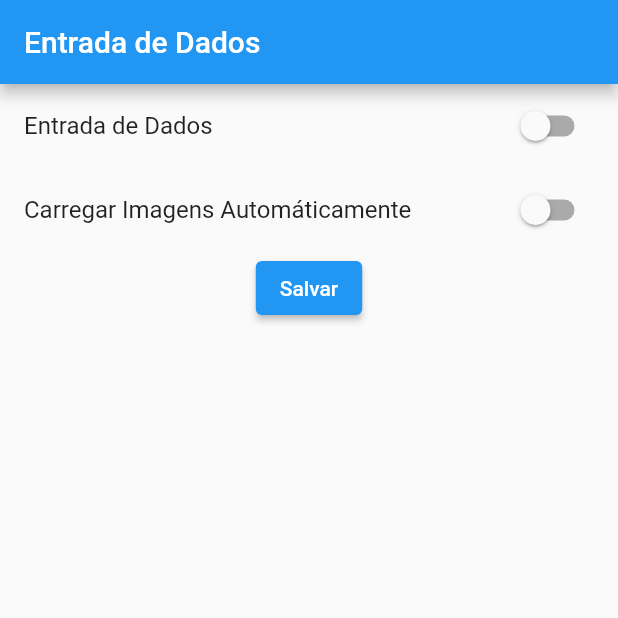
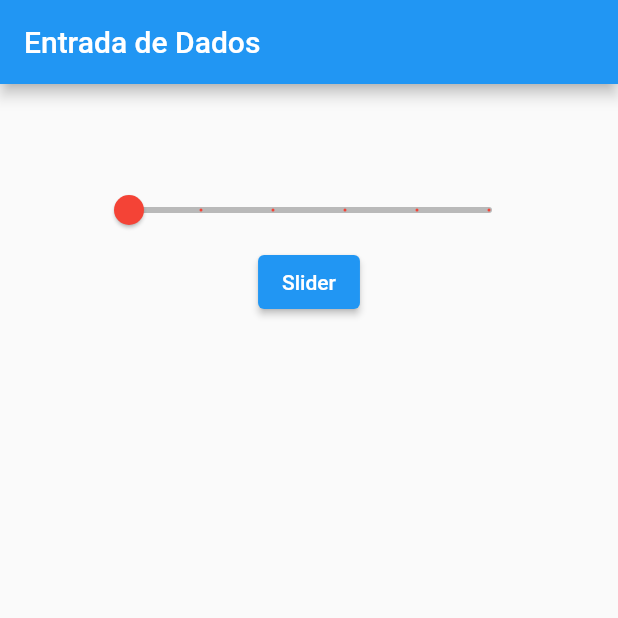
Before and after one commit to Cristianoaf81GIT/flutter_exemplos, a Flutter app: the screen it shows after launch, on a phone screen of 412 x 824 dp, the top half of it. Run offline on Flutter 3.47's test engine with Material 2 defaults, Android fonts, the light colour scheme and no system bars.

Commit message:
77. Utilizando Slider

```diff
--- a/lib/main.dart
+++ b/lib/main.dart
@@ -1,13 +1,16 @@
 import 'package:exemplos/EntradaRadioButton.dart';
 import 'package:exemplos/switch/EntradaSwitch.dart';
+import 'package:exemplos/slider/EntradaSlider.dart';
 import 'package:flutter/material.dart';
+
 
 void main() {
   runApp(
     const MaterialApp(
       debugShowCheckedModeBanner: false,
       // home: EntradaRadioButton(),
-      home: EntradaSwitch(),
+      // home: EntradaSwitch(),
+      home: EntradaSlider(),
     ),
   );
 }
--- /dev/null
+++ b/lib/slider/EntradaSlider.dart
@@ -0,0 +1,57 @@
+import "package:flutter/material.dart";
+
+
+class EntradaSlider extends StatefulWidget {
+  const EntradaSlider({Key? key}) : super(key: key);
+
+  @override
+  State<EntradaSlider> createState() => _EntradaSliderState();
+
+}
+
+class _EntradaSliderState extends State<EntradaSlider> {
+
+ double valor = 0;
+ String label = "0";
+
+  @override
+  Widget build(BuildContext context) {
+
+    return Scaffold(
+        appBar: AppBar(
+            title: const Text("Entrada de Dados")
+          ),
+        body: Padding(
+          padding: EdgeInsets.all(60),
+          child: Column(
+            children: [
+              Slider(
+                  value: valor,
+                  min: 0,
+                  max: 10,
+                  label: label,
+                  divisions: 5,
+                  activeColor: Colors.red,
+                  inactiveColor: Colors.black26,
+                  onChanged: (double novoValor) {
+                    setState(() {
+                      valor = novoValor;
+                      label = novoValor.toString();
+                    });
+                    print(novoValor);
+                  },
+                ),
+
+              ElevatedButton(
+                  child: const Text("Slider"),
+                  onPressed: () {
+                    print(valor);
+                  }
+                ),
+            ],
+          ),
+          ),
+      );
+  }
+
+}
```
